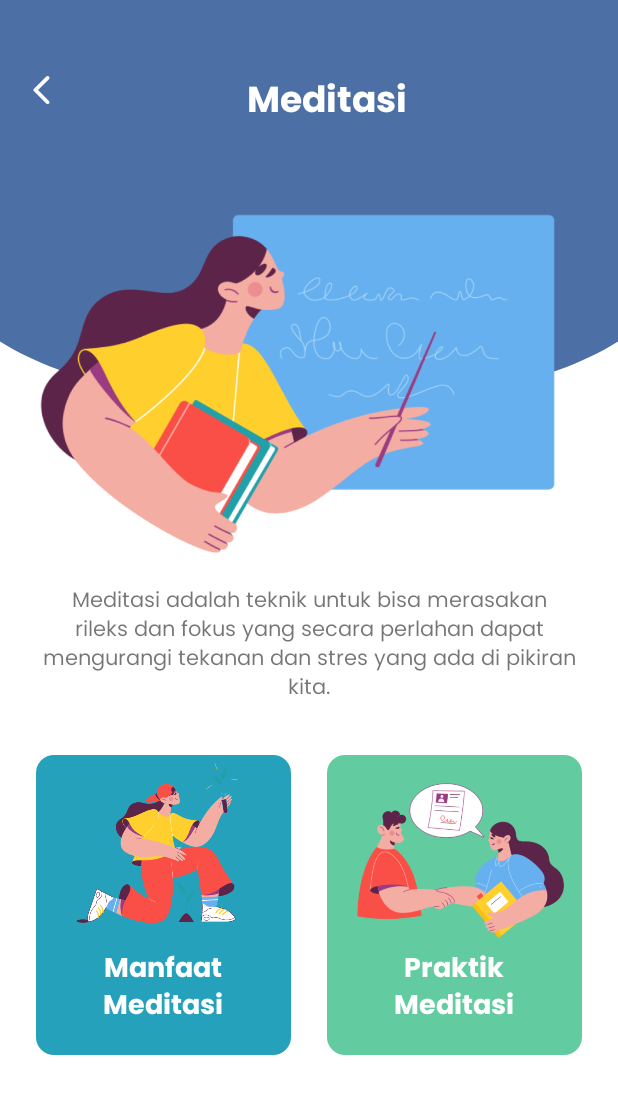
After one commit to rizqifakhri1/PentaApsida, an Android app: the MeditasiFragment screen opened through its navigation route, on a phone screen of 412 x 824 dp. The commit adds this screen. Shown: the top 1094 px of the screen. Run offline under Robolectric (Android 15) with nearby library versions, the phone set to English and light mode, and no system bars.

Commit message:
Meditasi desing

```diff
--- /dev/null
+++ b/app/src/main/java/com/griding/pentaapsida/MeditasiFragment.kt
@@ -0,0 +1,19 @@
+package com.griding.pentaapsida
+
+import android.os.Bundle
+import androidx.fragment.app.Fragment
+import android.view.LayoutInflater
+import android.view.View
+import android.view.ViewGroup
+
+class MeditasiFragment : Fragment() {
+
+
+    override fun onCreateView(
+        inflater: LayoutInflater, container: ViewGroup?,
+        savedInstanceState: Bundle?
+    ): View? {
+        // Inflate the layout for this fragment
+        return inflater.inflate(R.layout.fragment_meditasi, container, false)
+    }
+}
--- /dev/null
+++ b/app/src/main/res/drawable/bg_round.xml
@@ -0,0 +1,13 @@
+<vector xmlns:android="http://schemas.android.com/apk/res/android"
+    android:width="360dp"
+    android:height="142dp"
+    android:viewportWidth="360"
+    android:viewportHeight="142">
+  <group>
+    <clip-path
+        android:pathData="M0,0h360v142h-360z"/>
+    <path
+        android:pathData="M402,1.5C402,87.38 302.61,126.5 180,126.5C57.39,126.5 -42,87.38 -42,1.5C-42,-84.38 57.39,-487 180,-487C302.61,-487 402,-84.38 402,1.5Z"
+        android:fillColor="#4C70A5"/>
+  </group>
+</vector>
--- /dev/null
+++ b/app/src/main/res/drawable/ic_back.xml
@@ -0,0 +1,5 @@
+<vector android:height="24dp" android:tint="#FFFFFF"
+    android:viewportHeight="24" android:viewportWidth="24"
+    android:width="24dp" xmlns:android="http://schemas.android.com/apk/res/android">
+    <path android:fillColor="@android:color/white" android:pathData="M16.62,2.99c-0.49,-0.49 -1.28,-0.49 -1.77,0L6.54,11.3c-0.39,0.39 -0.39,1.02 0,1.41l8.31,8.31c0.49,0.49 1.28,0.49 1.77,0s0.49,-1.28 0,-1.77L9.38,12l7.25,-7.25c0.48,-0.48 0.48,-1.28 -0.01,-1.76z"/>
+</vector>
--- /dev/null
+++ b/app/src/main/res/layout/fragment_meditasi.xml
@@ -0,0 +1,158 @@
+<?xml version="1.0" encoding="utf-8"?>
+<ScrollView xmlns:android="http://schemas.android.com/apk/res/android"
+    xmlns:tools="http://schemas.android.com/tools"
+    android:layout_width="match_parent"
+    android:layout_height="match_parent"
+    xmlns:app="http://schemas.android.com/apk/res-auto"
+    tools:context=".MeditasiFragment">
+
+    <androidx.constraintlayout.widget.ConstraintLayout
+        android:layout_width="match_parent"
+        android:layout_height="wrap_content">
+
+        <ImageView
+            android:id="@+id/iv_bg_homescreen"
+            android:layout_width="match_parent"
+            android:layout_height="300dp"
+            android:scaleType="fitXY"
+            android:background="@drawable/bg_homescreen"
+            app:layout_constraintStart_toStartOf="parent"
+            app:layout_constraintTop_toTopOf="parent"
+            app:layout_constraintEnd_toEndOf="parent"
+            android:contentDescription="@string/image" />
+
+
+        <TextView
+            android:id="@+id/tv_meditasi"
+            android:text="@string/meditasi"
+            android:fontFamily="@font/poppins_bold"
+            android:textSize="24sp"
+            android:textColor="@color/white"
+            android:layout_marginStart="24dp"
+            android:layout_marginTop="48dp"
+            android:layout_width="wrap_content"
+            android:layout_height="wrap_content"
+            app:layout_constraintStart_toStartOf="parent"
+            app:layout_constraintEnd_toEndOf="parent"
+            app:layout_constraintTop_toTopOf="parent"/>
+
+        <ImageView
+            android:id="@+id/btn_back"
+            android:src="@drawable/ic_back"
+            android:layout_width="wrap_content"
+            android:layout_height="wrap_content"
+            android:layout_marginEnd="24dp"
+            android:layout_marginStart="16dp"
+            app:layout_constraintTop_toTopOf="@id/tv_meditasi"
+            app:layout_constraintStart_toStartOf="parent"
+            android:contentDescription="@string/image" />
+
+        <ImageView
+            android:id="@+id/iv_illustrasi_meditasi"
+            android:src="@drawable/woman_at_the_blackboard_explains_new_material"
+            android:layout_width="match_parent"
+            android:layout_height="300dp"
+            android:scaleType="fitCenter"
+            android:layout_marginHorizontal="16dp"
+            app:layout_constraintStart_toStartOf="parent"
+            app:layout_constraintEnd_toEndOf="parent"
+            app:layout_constraintTop_toBottomOf="@id/tv_meditasi"
+            android:contentDescription="@string/image" />
+
+        <TextView
+            android:id="@+id/desc_meditasi"
+            android:text="@string/desc_meditasi"
+            android:layout_width="match_parent"
+            android:layout_height="wrap_content"
+            android:layout_marginHorizontal="28dp"
+            android:gravity="center_horizontal"
+            android:fontFamily="@font/poppins_regular"
+            app:layout_constraintStart_toStartOf="parent"
+            app:layout_constraintEnd_toEndOf="parent"
+            app:layout_constraintTop_toBottomOf="@id/iv_illustrasi_meditasi"/>
+
+        <ImageView
+            android:id="@+id/bg_manfaat_meditasi"
+            android:background="@drawable/bg_kotak"
+            android:backgroundTint="@color/hijau_dua"
+            android:layout_marginTop="32dp"
+            android:layout_marginStart="24dp"
+            android:layout_marginEnd="24dp"
+            android:layout_width="0dp"
+            android:layout_height="200dp"
+            android:layout_marginBottom="60dp"
+            app:layout_constraintBottom_toBottomOf="parent"
+            app:layout_constraintStart_toStartOf="parent"
+            app:layout_constraintEnd_toStartOf="@id/bg_praktik"
+            app:layout_constraintTop_toBottomOf="@id/desc_meditasi"
+            android:contentDescription="@string/image" />
+
+        <ImageView
+            android:layout_width="180dp"
+            android:layout_height="150dp"
+            android:scaleType="fitCenter"
+            android:layout_marginBottom="-10dp"
+            android:src="@drawable/biotech"
+            app:layout_constraintBottom_toTopOf="@id/tv_manfaat"
+            app:layout_constraintEnd_toEndOf="@id/bg_manfaat_meditasi"
+            app:layout_constraintStart_toStartOf="@id/bg_manfaat_meditasi"
+            android:contentDescription="@string/image" />
+
+        <TextView
+            android:id="@+id/tv_manfaat"
+            android:text="@string/manfaat_meditasi"
+            android:textColor="@color/white"
+            android:fontFamily="@font/poppins_bold"
+            android:textSize="18sp"
+            android:textAlignment="center"
+            android:layout_width="0dp"
+            android:layout_marginBottom="16dp"
+            android:layout_marginHorizontal="10dp"
+            android:layout_height="wrap_content"
+            app:layout_constraintStart_toStartOf="@id/bg_manfaat_meditasi"
+            app:layout_constraintEnd_toEndOf="@id/bg_manfaat_meditasi"
+            app:layout_constraintBottom_toBottomOf="@id/bg_manfaat_meditasi"/>
+
+        <ImageView
+            android:id="@+id/bg_praktik"
+            android:background="@drawable/bg_kotak"
+            android:backgroundTint="@color/hijau"
+            android:layout_width="0dp"
+            android:layout_marginEnd="24dp"
+            android:layout_height="200dp"
+            app:layout_constraintStart_toEndOf="@id/bg_manfaat_meditasi"
+            app:layout_constraintEnd_toEndOf="parent"
+            app:layout_constraintTop_toTopOf="@id/bg_manfaat_meditasi"
+            android:contentDescription="@string/image" />
+
+        <ImageView
+            android:layout_width="178dp"
+            android:layout_height="150dp"
+            android:scaleType="fitCenter"
+            android:src="@drawable/asset_berdiskusi"
+            app:layout_constraintBottom_toTopOf="@id/tv_praktik"
+            app:layout_constraintEnd_toEndOf="@id/bg_praktik"
+            app:layout_constraintStart_toStartOf="@id/bg_praktik"
+            android:contentDescription="@string/image" />
+
+        <TextView
+            android:id="@+id/tv_praktik"
+            android:text="@string/praktik_meditasi"
+            android:textColor="@color/white"
+            android:fontFamily="@font/poppins_bold"
+            android:textSize="18sp"
+            android:textAlignment="center"
+            android:layout_width="0dp"
+            android:layout_marginBottom="16dp"
+            android:layout_marginHorizontal="10dp"
+            android:layout_height="wrap_content"
+            app:layout_constraintStart_toStartOf="@id/bg_praktik"
+            app:layout_constraintEnd_toEndOf="@id/bg_praktik"
+            app:layout_constraintBottom_toBottomOf="@id/bg_praktik"/>
+
+    </androidx.constraintlayout.widget.ConstraintLayout>
+
+
+
+
+</ScrollView>
--- a/app/src/main/res/navigation/main_nav.xml
+++ b/app/src/main/res/navigation/main_nav.xml
@@ -9,5 +9,14 @@
         android:id="@+id/homepageFragment"
         android:name="com.griding.pentaapsida.HomepageFragment"
         android:label="fragment_homepage"
-        tools:layout="@layout/fragment_homepage" />
+        tools:layout="@layout/fragment_homepage" >
+        <action
+            android:id="@+id/action_homepageFragment_to_meditasiFragment"
+            app:destination="@id/meditasiFragment" />
+    </fragment>
+    <fragment
+        android:id="@+id/meditasiFragment"
+        android:name="com.griding.pentaapsida.MeditasiFragment"
+        android:label="fragment_meditasi"
+        tools:layout="@layout/fragment_meditasi" />
 </navigation>
--- a/app/src/main/res/values/strings.xml
+++ b/app/src/main/res/values/strings.xml
@@ -2,4 +2,22 @@
     <string name="app_name">PentaApsida</string>
     <!-- TODO: Remove or change this placeholder text -->
     <string name="hello_blank_fragment">Hello blank fragment</string>
+    <string name="image">image</string>
+    <string name="halo">Halo!</string>
+    <string name="selamat_datang">Selamat Datang</string>
+    <string name="motivasi_satu">Jangan biarkan ucapan orang lain menjatuhkan mimpimu. Bungkam mulut mereka dengan prestasimu.</string>
+    <string name="motivasti_dua">Orang bijak belajar ketika mereka bisa. Orang bodoh belajar ketika mereka terpaksa. -Arthur Wellesley</string>
+    <string name="motivasi_tiga">Hiduplah seolah engkau mati besok. Belajarlah seolah engkau hidup selamanya. -Mahatma Gandhi</string>
+    <string name="lihat_semua">Lihat Semua</string>
+    <string name="apa_yang_kamu_cari">Apa yang kamu cari?</string>
+    <string name="yuk_meditasi">Yuk Meditasi</string>
+    <string name="motivasi_harian_buat_kamu">Motivasi harian buat kamu</string>
+    <string name="olahraga">Olahraga</string>
+    <string name="belajar">Belajar</string>
+    <string name="kooperatif">Kooperatif</string>
+    <string name="diskusi">Diskusi</string>
+    <string name="praktik_meditasi">Praktik <br/> Meditasi</string>
+    <string name="manfaat_meditasi">Manfaat<br/> Meditasi</string>
+    <string name="meditasi">Meditasi</string>
+    <string name="desc_meditasi">Meditasi adalah teknik untuk bisa merasakan rileks dan fokus yang secara perlahan dapat mengurangi tekanan dan stres yang ada di pikiran kita.</string>
 </resources>
```
